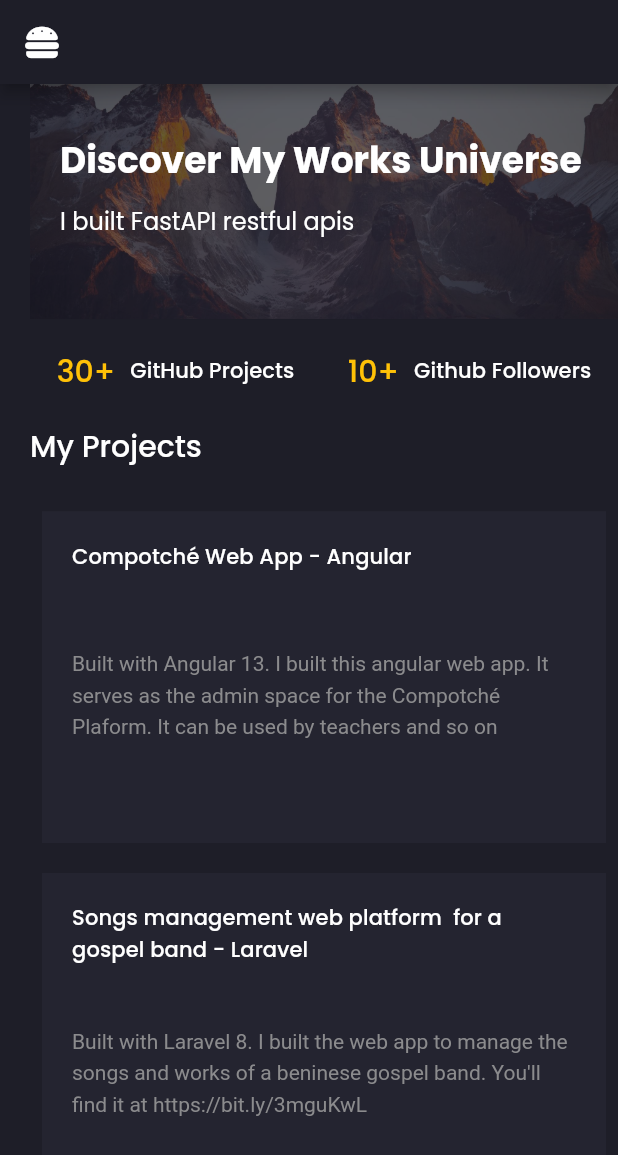
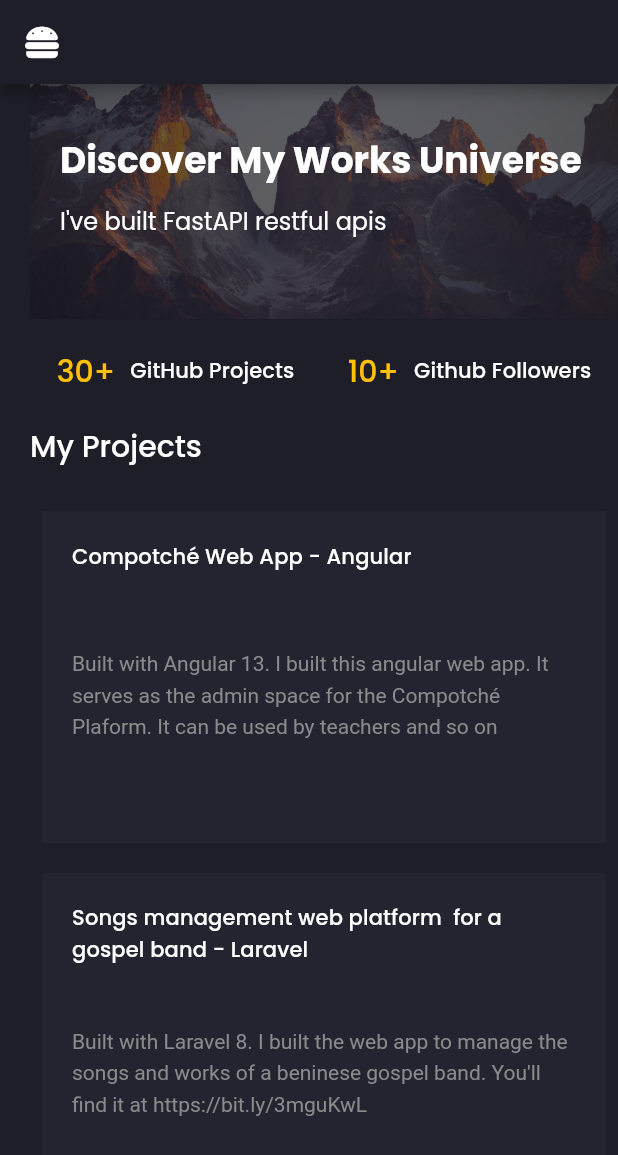
Before and after one commit to shellking4/my_portfolio, a Flutter app: the screen it shows after launch, on a phone screen of 412 x 824 dp. Shown: the top 1155 px of the screen. Run offline on Flutter 3.47's test engine with Material 2 defaults, Android fonts, the phone set to English and light mode, and no system bars; drawn by our look-alikes of animated_text_kit; our stand-ins replace flutter_svg, font_awesome_flutter, google_fonts; missing offline and left inert: dart:html.

Commit message:
add updates

```diff
--- a/lib/components/home_banner.dart
+++ b/lib/components/home_banner.dart
@@ -104,7 +104,7 @@ class MyBuildAnimatedText extends StatelessWidget {
           if (!Responsive.isMobileLarge(context)) CodeText(),
           if (!Responsive.isMobileLarge(context))
             SizedBox(width: defaultPadding / 2),
-          Text("I built "),
+          Text("I've built "),
           Responsive.isMobile(context)
               ? Expanded(child: AnimatedText())
               : AnimatedText(),
```
Also changed, not shown: 1 other file.
